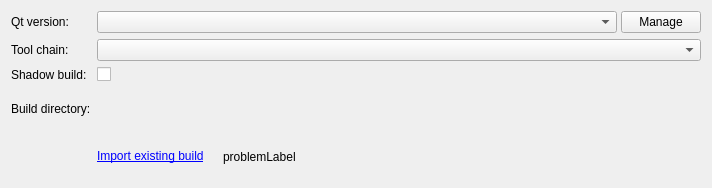
This is src/plugins/qt4projectmanager/qt4projectconfigwidget.ui in qt-creator/qt-creator as Qt 5 draws it before an edit. The edited form follows.
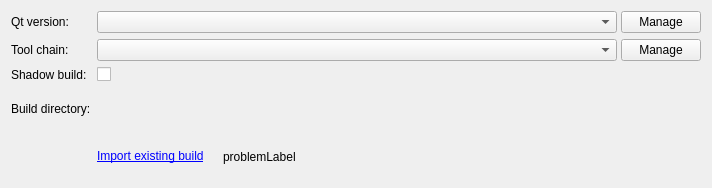
This is the edited form. Icons and pictures are not drawn. Custom widgets are drawn as their Qt base class.

Commit message: ToolChain: Refactor toolchain support

```diff
--- a/src/plugins/qt4projectmanager/qt4projectconfigwidget.ui
+++ b/src/plugins/qt4projectmanager/qt4projectconfigwidget.ui
@@ -56,7 +56,28 @@
     </widget>
    </item>
    <item row="1" column="1">
-    <widget class="QComboBox" name="toolChainComboBox"/>
+    <layout class="QHBoxLayout" name="horizontalLayout_3">
+     <property name="spacing">
+      <number>4</number>
+     </property>
+     <item>
+      <widget class="QComboBox" name="toolChainComboBox">
+       <property name="sizePolicy">
+        <sizepolicy hsizetype="Expanding" vsizetype="Fixed">
+         <horstretch>0</horstretch>
+         <verstretch>0</verstretch>
+        </sizepolicy>
+       </property>
+      </widget>
+     </item>
+     <item>
+      <widget class="QPushButton" name="manageToolChainPushButton">
+       <property name="text">
+        <string>Manage</string>
+       </property>
+      </widget>
+     </item>
+    </layout>
    </item>
    <item row="2" column="0">
     <widget class="QLabel" name="shadowBuildLabel">
```
The commit also changes 111 other files.
